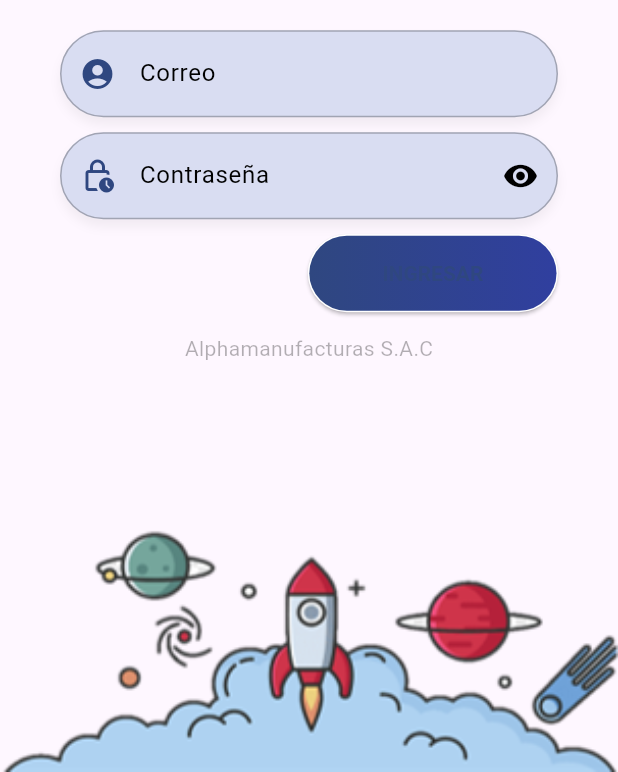
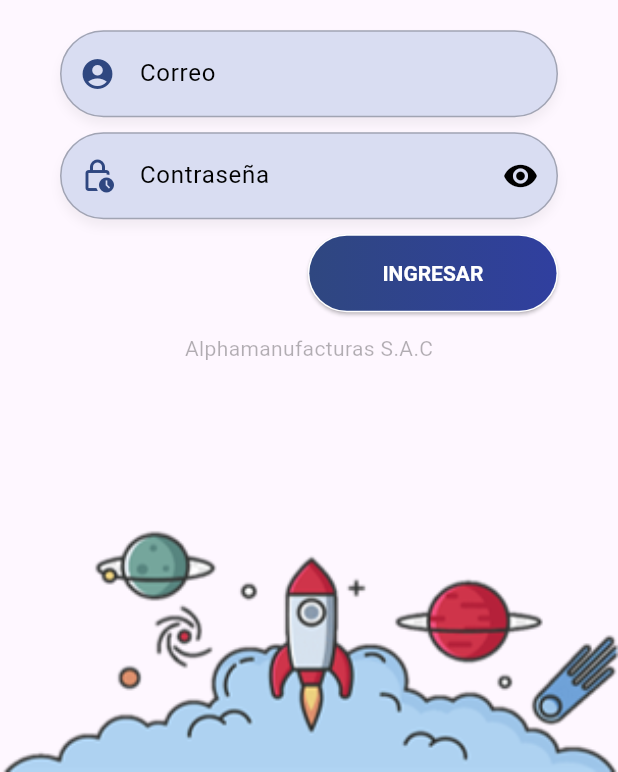
Before and after one commit to jsulca/app_fivesys, a Flutter app: the LoginPage screen opened by its route, on a phone screen of 412 x 824 dp, the part 464-1236 px from its top. Run offline on Flutter 3.47's test engine with Material 3 defaults, Android fonts, the light colour scheme and no system bars; our stand-ins replace file_picker, floor, flutter_keyboard_visibility, flutter_local_notifications, flutter_svg, get and 6 more; missing offline and left inert: flutter_jailbreak_detection; accounts and stored records are empty; generated files the repository leaves out were written again; statements that could not run were skipped.

Commit message:
fix: se quitaron lineas comentadas y se modifico el color del texto en el boton de Login

```diff
--- a/lib/ui/pages/login/login_page.dart
+++ b/lib/ui/pages/login/login_page.dart
@@ -172,7 +172,7 @@ class _LoginPageState extends State<LoginPage> with TickerProviderStateMixin {
                             child: const Text(
                               "INGRESAR",
                               textAlign: TextAlign.center,
-                              style: TextStyle(fontWeight: FontWeight.bold),
+                              style: TextStyle(fontWeight: FontWeight.bold, color: kWhiteColor),
                             ),
                           ),
                         ),
```
Also changed, not shown: lib/ui/pages/home/home_page.dart (+0 -18 lines).
